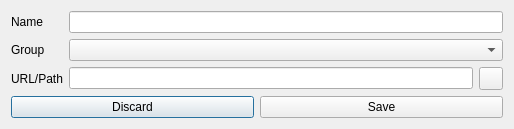
Old version of the form designs/xml/app_window.ui in the repository daniel-deru/WorkMate-3.0.
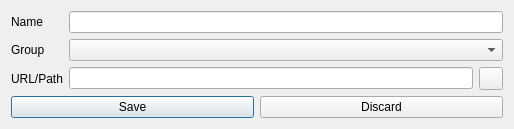
New version of the form.

Commit message: made UI changes to be more consitent on button placement. added filter to filter vault items

```diff
--- a/designs/xml/app_window.ui
+++ b/designs/xml/app_window.ui
@@ -122,22 +122,22 @@
    <item>
     <layout class="QHBoxLayout" name="hbox_save">
      <item>
-      <widget class="QPushButton" name="btn_discard">
+      <widget class="QPushButton" name="btn_save">
        <property name="cursor">
         <cursorShape>PointingHandCursor</cursorShape>
        </property>
        <property name="text">
-        <string>Discard</string>
+        <string>Save</string>
        </property>
       </widget>
      </item>
      <item>
-      <widget class="QPushButton" name="btn_save">
+      <widget class="QPushButton" name="btn_discard">
        <property name="cursor">
         <cursorShape>PointingHandCursor</cursorShape>
        </property>
        <property name="text">
-        <string>Save</string>
+        <string>Discard</string>
        </property>
       </widget>
      </item>
```
The commit also changes 17 other files.
